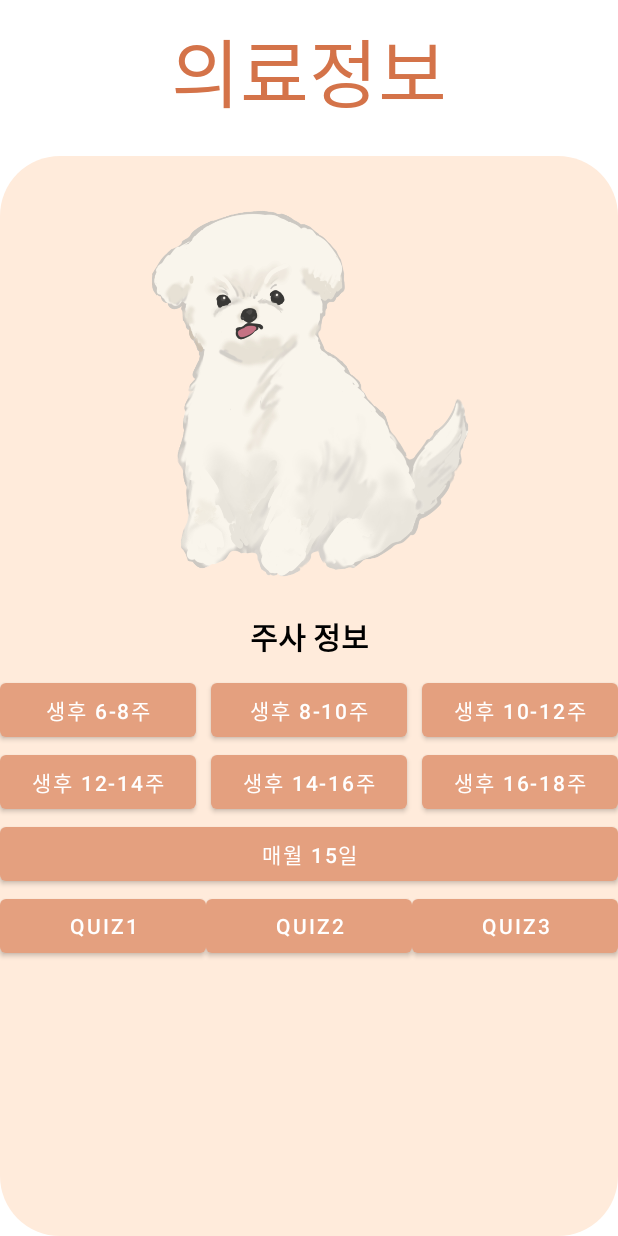
After one commit to SHAPE-UP/Bangida-client, an Android app: the HospitalinfoActivity screen opened directly, with no data from a screen before it, on a phone screen of 412 x 824 dp. The commit adds this screen. Run offline under Robolectric (Android 15) with nearby library versions, the phone set to English and light mode, and no system bars.

Commit message:
주사, 질병 전조증상

```diff
--- a/SHAPEUP2022/app/src/main/java/com/example/shape_up_2022/TempMainActivity.kt
+++ b/SHAPEUP2022/app/src/main/java/com/example/shape_up_2022/TempMainActivity.kt
@@ -68,6 +68,11 @@ class TempMainActivity : AppCompatActivity() {
             startActivity(intent1)
         }
 
+        binding.hospitalbtn.setOnClickListener{
+            intent1 = Intent(this, HospitalinfoActivity::class.java)
+            startActivity(intent1)
+        }
+
 
 
     }
--- /dev/null
+++ b/SHAPEUP2022/app/src/main/res/drawable/rectangle_base2.xml
@@ -0,0 +1,8 @@
+<?xml version="1.0" encoding="utf-8"?>
+<shape xmlns:android="http://schemas.android.com/apk/res/android"
+    android:shape="rectangle" android:padding="20dp">
+    <solid android:color="@color/base_color1"></solid>
+    <corners
+        android:radius="40dp" />
+
+</shape>
--- /dev/null
+++ b/SHAPEUP2022/app/src/main/res/layout/activity_hospitalinfo.xml
@@ -0,0 +1,132 @@
+<?xml version="1.0" encoding="utf-8"?>
+<LinearLayout xmlns:android="http://schemas.android.com/apk/res/android"
+    xmlns:app="http://schemas.android.com/apk/res-auto"
+    xmlns:tools="http://schemas.android.com/tools"
+    android:layout_width="match_parent"
+    android:layout_height="match_parent"
+    android:orientation="vertical"
+    tools:context=".HospitalinfoActivity">
+
+    <TextView
+        android:layout_width="match_parent"
+        android:layout_height="wrap_content"
+        android:textSize="50dp"
+        android:layout_marginTop="10dp"
+        android:textAlignment="center"
+        android:textColor="@color/point_color"
+        android:text="의료정보"/>
+
+    <LinearLayout
+        android:layout_width="match_parent"
+        android:layout_height="0dp"
+        android:layout_weight="1"
+        android:layout_marginTop="20dp"
+        android:background="@drawable/rectangle_base2"
+        android:orientation="vertical">
+
+        <ImageView
+            android:layout_width="wrap_content"
+            android:layout_height="300dp"
+            android:src="@drawable/puppy"/>
+
+        <TextView
+            android:layout_width="match_parent"
+            android:layout_height="wrap_content"
+            android:textAlignment="center"
+            android:layout_marginTop="5dp"
+            android:textColor="@color/black"
+            android:textSize="20dp"
+            android:textStyle="bold"
+            android:text="주사 정보">
+
+        </TextView>
+        <LinearLayout
+            android:layout_marginTop="10dp"
+            android:layout_width="match_parent"
+            android:layout_height="wrap_content"
+            android:textAlignment="center"
+            android:orientation="horizontal">
+            <Button
+                android:layout_width="0dp"
+                android:layout_weight="1"
+                android:layout_height="wrap_content"
+                android:id="@+id/injection68"
+                android:text="생후 6-8주"/>
+            <Button
+                android:id="@+id/injection810"
+                android:layout_width="0dp"
+                android:layout_weight="1"
+                android:layout_height="wrap_content"
+                android:layout_marginLeft="10dp"
+                android:text="생후 8-10주"/>
+            <Button
+                android:id="@+id/injection1012"
+                android:layout_width="0dp"
+                android:layout_weight="1"
+                android:layout_height="wrap_content"
+                android:layout_marginLeft="10dp"
+                android:text="생후 10-12주"/>
+        </LinearLayout>
+        <LinearLayout
+            android:layout_width="match_parent"
+            android:layout_height="wrap_content"
+            android:orientation="horizontal">
+            <Button
+                android:id="@+id/injection1214"
+                android:layout_height="wrap_content"
+                android:layout_width="0dp"
+                android:layout_weight="1"
+                android:text="생후 12-14주"/>
+            <Button
+                android:id="@+id/injection1416"
+                android:layout_height="wrap_content"
+                android:layout_marginLeft="10dp"
+                android:layout_width="0dp"
+                android:layout_weight="1"
+                android:text="생후 14-16주"/>
+            <Button
+                android:id="@+id/injection1618"
+                android:layout_height="wrap_content"
+                android:layout_width="0dp"
+                android:layout_weight="1"
+                android:layout_marginLeft="10dp"
+                android:text="생후 16-18주"/>
+        </LinearLayout>
+        <LinearLayout
+            android:layout_width="match_parent"
+            android:layout_height="wrap_content"
+            android:orientation="horizontal">
+            <Button
+                android:id="@+id/injection15"
+                android:layout_width="0dp"
+                android:layout_weight="1"
+                android:layout_height="wrap_content"
+                android:text="매월 15일"/>
+        </LinearLayout>
+        <LinearLayout
+            android:layout_width="match_parent"
+            android:layout_height="wrap_content"
+            android:orientation="horizontal">
+            <Button
+                android:id="@+id/quiz1"
+                android:layout_width="0dp"
+                android:layout_weight="1"
+                android:layout_height="wrap_content"
+                android:text="quiz1"/>
+            <Button
+                android:id="@+id/quiz2"
+                android:layout_width="0dp"
+                android:layout_weight="1"
+                android:layout_height="wrap_content"
+                android:text="quiz2"/>
+            <Button
+                android:id="@+id/quiz3"
+                android:layout_width="0dp"
+                android:layout_weight="1"
+                android:layout_height="wrap_content"
+                android:text="quiz3"/>
+        </LinearLayout>
+
+    </LinearLayout>
+
+</LinearLayout>
```
Also changed, not shown: SHAPEUP2022/app/src/main/AndroidManifest.xml (+28 -15 lines), SHAPEUP2022/app/src/main/java/com/example/shape_up_2022/HospitalinfoActivity.kt (added, +100 -0 lines), SHAPEUP2022/app/src/main/java/com/example/shape_up_2022/Hospitalquiz2Activity.kt (added, +61 -0 lines), SHAPEUP2022/app/src/main/java/com/example/shape_up_2022/Hospitalquiz3Activity.kt (added, +51 -0 lines), SHAPEUP2022/app/src/main/java/com/example/shape_up_2022/HospitalquizActivity.kt (added, +61 -0 lines), SHAPEUP2022/app/src/main/res/layout/activity_hospitalquiz.xml (added, +71 -0 lines), SHAPEUP2022/app/src/main/res/layout/activity_hospitalquiz2.xml (added, +71 -0 lines), SHAPEUP2022/app/src/main/res/layout/activity_hospitalquiz3.xml (added, +63 -0 lines), SHAPEUP2022/app/src/main/res/layout/activity_temp_main.xml (+7 -0 lines).
